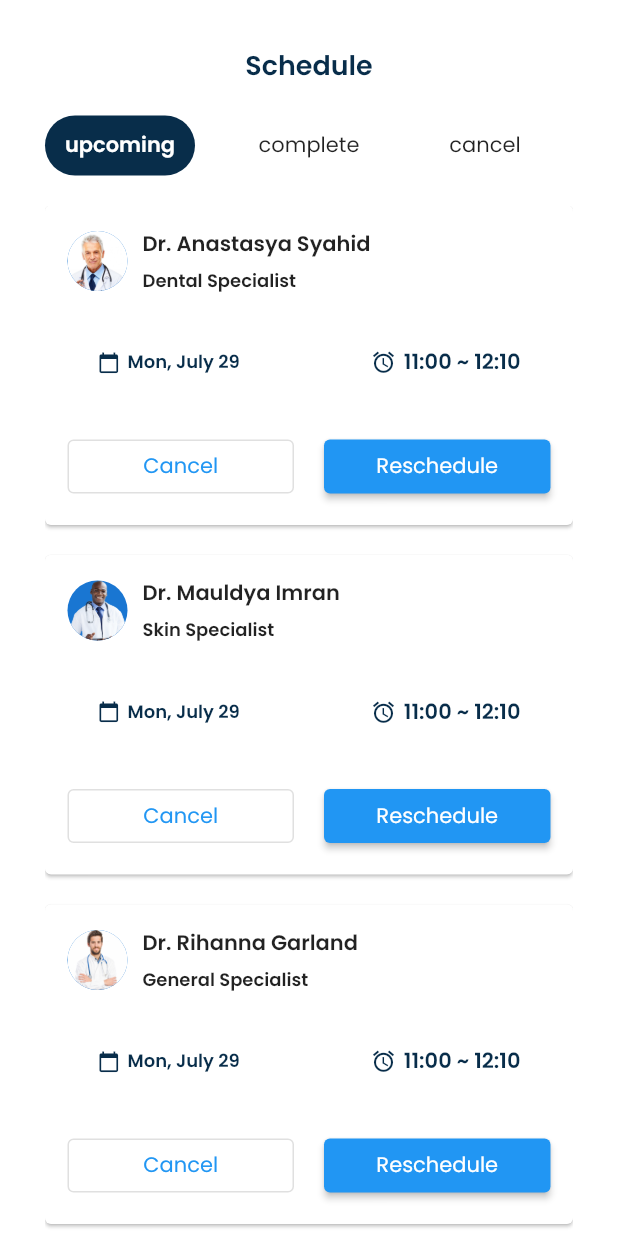
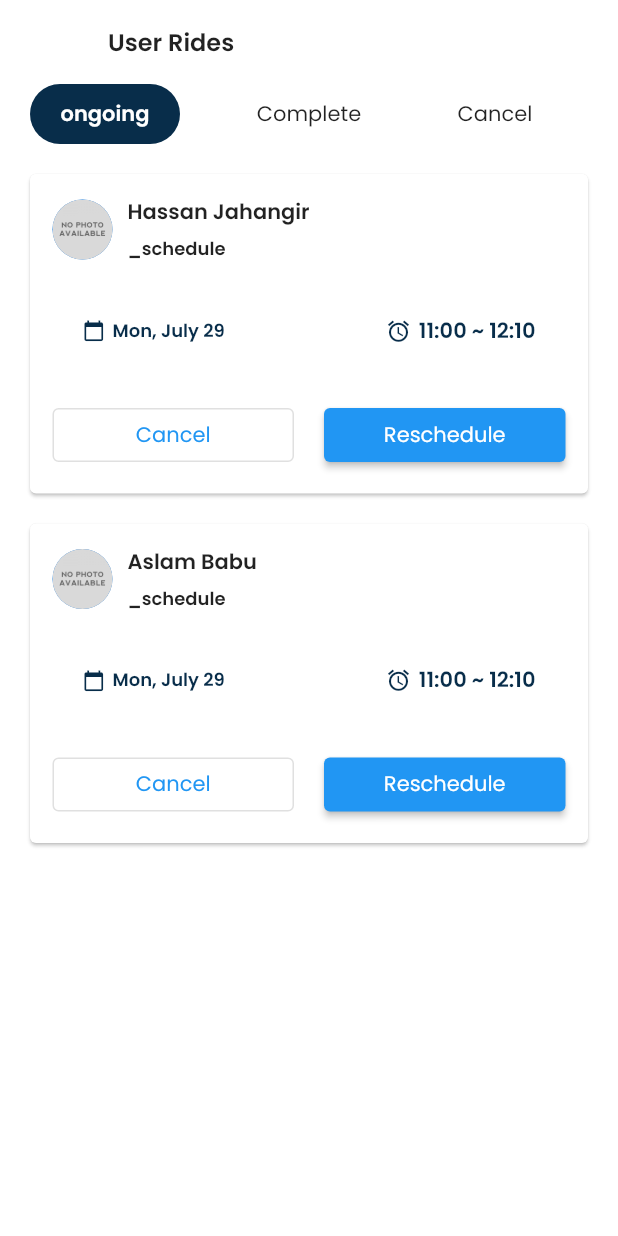
Before and after one commit to asheersaeed720/car_pooling_app, a Flutter app: the UserRiderScreen screen opened directly, on a phone screen of 412 x 824 dp. Run offline on Flutter 3.47's test engine with Material 2 defaults, Android fonts, the phone set to English and light mode, and no system bars; our stand-ins replace bubble, cached_network_image, connectivity_plus, datetime_picker_formfield, fluttertoast, get and 3 more; missing offline and left inert: async_button_builder, google_maps_place_picker; accounts and stored records are empty; network calls fail.

```diff
--- a/lib/src/auth/auth_controller.dart
+++ b/lib/src/auth/auth_controller.dart
@@ -2,8 +2,8 @@ import 'dart:developer';
 
 import 'package:car_pooling_app/src/auth/auth_service.dart';
 import 'package:car_pooling_app/src/auth/models/gender.dart';
-import 'package:car_pooling_app/src/auth/views/login_screen.dart';
 import 'package:car_pooling_app/src/network_manager.dart';
+import 'package:car_pooling_app/src/tab_screen.dart';
 import 'package:car_pooling_app/utils/custom_snack_bar.dart';
 import 'package:car_pooling_app/utils/display_toast_message.dart';
 import 'package:flutter/material.dart';
@@ -61,7 +61,7 @@ class AuthController extends NetworkManager {
             rememberEmail = _getStorage.read('email');
           }
           update();
-          Get.offAllNamed(LogInScreen.routeName);
+          Get.offAllNamed(TabScreen.routeName);
         } else if (response.statusCode == 404) {
           displayToastMessage('Invalid Credentials');
         } else {
@@ -107,7 +107,7 @@ class AuthController extends NetworkManager {
           );
           currentUserData = getCurrentUser();
           update();
-          Get.offAllNamed(LogInScreen.routeName);
+          Get.offAllNamed(TabScreen.routeName);
         } else if (response.statusCode == 404) {
           displayToastMessage('Invalid Credentials');
         } else {
--- a/lib/src/chat/views/chat_screen.dart
+++ b/lib/src/chat/views/chat_screen.dart
@@ -11,7 +11,7 @@ class ChatScreen extends StatelessWidget {
   Widget build(BuildContext context) {
     return Scaffold(
       appBar: AppBar(
-        title: const Text('Chat'),
+        title: const Text('My Chat'),
       ),
       body: ListView(
         children: [
@@ -29,6 +29,7 @@ class ChatScreen extends StatelessWidget {
               ),
             ),
             title: const Text('Zain'),
+            subtitle: const Text('Last message will be show here..'),
           ),
           const Divider(
             indent: 10.0,
@@ -45,6 +46,7 @@ class ChatScreen extends StatelessWidget {
               ),
             ),
             title: const Text('Hassan'),
+            subtitle: const Text('Last message will be show here..'),
           ),
           const Divider(
             indent: 10.0,
@@ -61,6 +63,7 @@ class ChatScreen extends StatelessWidget {
               ),
             ),
             title: const Text('Ash'),
+            subtitle: const Text('Last message will be show here..'),
           ),
         ],
       ),
--- /dev/null
+++ b/lib/src/ride/models/ride_model.dart
@@ -0,0 +1,27 @@
+import 'package:car_pooling_app/src/ride/views/user_ride_screen.dart';
+
+class RideModel {
+  final String pickUpTime;
+  final String dropOffTime;
+  final String pickUpCity;
+  final String dropOffCity;
+  final String riderName;
+  final String profilePic;
+  final double rating;
+  final String price;
+  final String availableSlots;
+  final UserStatusFilter status;
+
+  RideModel({
+    required this.pickUpTime,
+    required this.dropOffTime,
+    required this.pickUpCity,
+    required this.dropOffCity,
+    required this.riderName,
+    required this.profilePic,
+    required this.rating,
+    required this.price,
+    required this.availableSlots,
+    required this.status,
+  });
+}
--- a/lib/src/ride/views/user_ride_screen.dart
+++ b/lib/src/ride/views/user_ride_screen.dart
@@ -1,3 +1,4 @@
+import 'package:car_pooling_app/src/ride/models/ride_model.dart';
 import 'package:car_pooling_app/utils/constants.dart';
 import 'package:flutter/material.dart';
 
@@ -8,83 +9,81 @@ class UserRiderScreen extends StatefulWidget {
   State<UserRiderScreen> createState() => _UserRiderScreenState();
 }
 
-enum FilterStatus { upcoming, complete, cancel }
+enum UserStatusFilter { ongoing, complete, cancel }
 
-List<Map> schedules = [
-  {
-    'img': 'assets/images/doctor01.jpeg',
-    'doctorName': 'Dr. Anastasya Syahid',
-    'doctorTitle': 'Dental Specialist',
-    'reservedDate': 'Monday, Aug 29',
-    'reservedTime': '11:00 - 12:00',
-    'status': FilterStatus.upcoming
-  },
-  {
-    'img': 'assets/images/doctor02.png',
-    'doctorName': 'Dr. Mauldya Imran',
-    'doctorTitle': 'Skin Specialist',
-    'reservedDate': 'Monday, Sep 29',
-    'reservedTime': '11:00 - 12:00',
-    'status': FilterStatus.upcoming
-  },
-  {
-    'img': 'assets/images/doctor03.jpeg',
-    'doctorName': 'Dr. Rihanna Garland',
-    'doctorTitle': 'General Specialist',
-    'reservedDate': 'Monday, Jul 29',
-    'reservedTime': '11:00 - 12:00',
-    'status': FilterStatus.upcoming
-  },
-  {
-    'img': 'assets/images/doctor04.jpeg',
-    'doctorName': 'Dr. John Doe',
-    'doctorTitle': 'Something Specialist',
-    'reservedDate': 'Monday, Jul 29',
-    'reservedTime': '11:00 - 12:00',
-    'status': FilterStatus.complete
-  },
-  {
-    'img': 'assets/images/doctor05.jpeg',
-    'doctorName': 'Dr. Sam Smithh',
-    'doctorTitle': 'Other Specialist',
-    'reservedDate': 'Monday, Jul 29',
-    'reservedTime': '11:00 - 12:00',
-    'status': FilterStatus.cancel
-  },
-  {
-    'img': 'assets/images/doctor05.jpeg',
-    'doctorName': 'Dr. Sam Smithh',
-    'doctorTitle': 'Other Specialist',
-    'reservedDate': 'Monday, Jul 29',
-    'reservedTime': '11:00 - 12:00',
-    'status': FilterStatus.cancel
-  },
+List<RideModel> _userRideDataList = [
+  RideModel(
+    pickUpTime: '16:40',
+    dropOffTime: '19:10',
+    pickUpCity: 'Karachi',
+    dropOffCity: 'Islamabad',
+    riderName: 'Hassan Jahangir',
+    profilePic: 'assets/images/no_img_available.jpg',
+    rating: 4.0,
+    price: '700',
+    availableSlots: '2',
+    status: UserStatusFilter.ongoing,
+  ),
+  RideModel(
+    pickUpTime: '23:00',
+    dropOffTime: '19:10',
+    pickUpCity: 'Hyderabad',
+    dropOffCity: 'Lahore',
+    riderName: 'Aslam Babu',
+    profilePic: 'assets/images/no_img_available.jpg',
+    rating: 3.0,
+    price: '600',
+    availableSlots: '2',
+    status: UserStatusFilter.ongoing,
+  ),
+  RideModel(
+    pickUpTime: '15:00',
+    dropOffTime: '21:30',
+    pickUpCity: 'Karachi',
+    dropOffCity: 'Abbottabad',
+    riderName: 'Jameel Khan',
+    profilePic: 'assets/images/no_img_available.jpg',
+    rating: 4.5,
+    price: '1200',
+    availableSlots: '1',
+    status: UserStatusFilter.complete,
+  ),
+  RideModel(
+    pickUpTime: '13:50',
+    dropOffTime: '17:10',
+    pickUpCity: 'Rawalpindi',
+    dropOffCity: 'Islamabad',
+    riderName: 'Zain Chugtai',
+    profilePic: 'assets/images/person.jpeg',
+    rating: 5.0,
+    price: '500',
+    availableSlots: '1',
+    status: UserStatusFilter.cancel,
+  ),
 ];
 
 class _UserRiderScreenState extends State<UserRiderScreen> {
-  FilterStatus status = FilterStatus.upcoming;
+  UserStatusFilter status = UserStatusFilter.ongoing;
   Alignment _alignment = Alignment.centerLeft;
 
   @override
   Widget build(BuildContext context) {
-    List<Map> filteredSchedules = schedules.where((var schedule) {
-      return schedule['status'] == status;
-    }).toList();
+    // List<Map> filteredSchedules = schedules.where((var schedule) {
+    //   return schedule['status'] == status;
+    // }).toList();
+
+    List<RideModel> filteredRides =
+        _userRideDataList.where((var ride) => ride.status == status).toList();
 
     return Scaffold(
+      appBar: AppBar(
+        title: const Text('User Rides'),
+      ),
       body: Padding(
-        padding: const EdgeInsets.only(left: 30, top: 30, right: 30),
+        padding: const EdgeInsets.symmetric(horizontal: 20.0),
         child: Column(
           crossAxisAlignment: CrossAxisAlignment.stretch,
           children: [
-            Text(
-              'Schedule',
-              textAlign: TextAlign.center,
-              style: kTitleStyle,
-            ),
-            SizedBox(
-              height: 20,
-            ),
             Stack(
               children: [
                 Container(
@@ -96,27 +95,26 @@ class _UserRiderScreenState extends State<UserRiderScreen> {
                   child: Row(
                     mainAxisAlignment: MainAxisAlignment.spaceBetween,
                     children: [
-                      for (FilterStatus filterStatus in FilterStatus.values)
+                      for (UserStatusFilter filterStatus in UserStatusFilter.values)
                         Expanded(
                           child: GestureDetector(
                             onTap: () {
                               setState(() {
-                                if (filterStatus == FilterStatus.upcoming) {
-                                  status = FilterStatus.upcoming;
+                                if (filterStatus == UserStatusFilter.ongoing) {
+                                  status = UserStatusFilter.ongoing;
                                   _alignment = Alignment.centerLeft;
-                                } else if (filterStatus == FilterStatus.complete) {
-                                  status = FilterStatus.complete;
+                                } else if (filterStatus == UserStatusFilter.complete) {
+                                  status = UserStatusFilter.complete;
                                   _alignment = Alignment.center;
-                                } else if (filterStatus == FilterStatus.cancel) {
-                                  status = FilterStatus.cancel;
+                                } else if (filterStatus == UserStatusFilter.cancel) {
+                                  status = UserStatusFilter.cancel;
                                   _alignment = Alignment.centerRight;
                                 }
                               });
                             },
                             child: Center(
                               child: Text(
-                                filterStatus.name,
-                                // style: kFilterStyle,
+                                filterStatus.name.capitalize(),
                               ),
                             ),
                           ),
@@ -125,7 +123,7 @@ class _UserRiderScreenState extends State<UserRiderScreen> {
                   ),
                 ),
                 AnimatedAlign(
-                  duration: Duration(milliseconds: 200),
+                  duration: const Duration(milliseconds: 200),
                   alignment: _alignment,
                   child: Container(
                     width: 100,
@@ -137,7 +135,7 @@ class _UserRiderScreenState extends State<UserRiderScreen> {
                     child: Center(
                       child: Text(
                         status.name,
-                        style: TextStyle(
+                        style: const TextStyle(
                           color: Colors.white,
                           fontWeight: FontWeight.bold,
                         ),
@@ -147,44 +145,44 @@ class _UserRiderScreenState extends State<UserRiderScreen> {
                 )
               ],
             ),
-            SizedBox(
+            const SizedBox(
               height: 20,
             ),
             Expanded(
               child: ListView.builder(
-                itemCount: filteredSchedules.length,
+                itemCount: filteredRides.length,
                 itemBuilder: (context, index) {
-                  var _schedule = filteredSchedules[index];
-                  bool isLastElement = filteredSchedules.length + 1 == index;
+                  var _ride = filteredRides[index];
+                  bool isLastElement = filteredRides.length + 1 == index;
                   return Card(
-                    margin: !isLastElement ? EdgeInsets.only(bottom: 20) : EdgeInsets.zero,
+                    margin: !isLastElement ? const EdgeInsets.only(bottom: 20) : EdgeInsets.zero,
                     child: Padding(
-                      padding: EdgeInsets.all(15),
+                      padding: const EdgeInsets.all(15),
                       child: Column(
                         crossAxisAlignment: CrossAxisAlignment.stretch,
                         children: [
                           Row(
                             children: [
                               CircleAvatar(
-                                backgroundImage: AssetImage(_schedule['img']),
+                                backgroundImage: AssetImage(_ride.profilePic),
                               ),
-                              SizedBox(
+                              const SizedBox(
                                 width: 10,
                               ),
                               Column(
                                 crossAxisAlignment: CrossAxisAlignment.start,
                                 children: [
                                   Text(
-                                    _schedule['doctorName'],
-                                    style: TextStyle(
+                                    _ride.riderName,
+                                    style: const TextStyle(
                                       fontWeight: FontWeight.w700,
                                     ),
                                   ),
-                                  SizedBox(
+                                  const SizedBox(
                                     height: 5,
                                   ),
-                                  Text(
-                                    _schedule['doctorTitle'],
+                                  const Text(
+                                    '_schedule',
                                     style: TextStyle(
                                       fontSize: 12,
                                       fontWeight: FontWeight.w600,
@@ -194,11 +192,11 @@ class _UserRiderScreenState extends State<UserRiderScreen> {
                               ),
                             ],
                           ),
-                          SizedBox(
+                          const SizedBox(
                             height: 15,
                           ),
-                          DateTimeCard(),
-                          SizedBox(
+                          const DateTimeCard(),
+                          const SizedBox(
                             height: 15,
                           ),
                           Row(
@@ -206,16 +204,16 @@ class _UserRiderScreenState extends State<UserRiderScreen> {
                             children: [
                               Expanded(
                                 child: OutlinedButton(
-                                  child: Text('Cancel'),
+                                  child: const Text('Cancel'),
                                   onPressed: () {},
                                 ),
                               ),
-                              SizedBox(
+                              const SizedBox(
                                 width: 20,
                               ),
                               Expanded(
                                 child: ElevatedButton(
-                                  child: Text('Reschedule'),
+                                  child: const Text('Reschedule'),
                                   onPressed: () => {},
                                 ),
                               )
--- a/lib/src/tab_screen.dart
+++ b/lib/src/tab_screen.dart
@@ -1,3 +1,4 @@
+import 'package:car_pooling_app/src/account/account_screen.dart';
 import 'package:car_pooling_app/src/ride/views/add_ride_screen.dart';
 import 'package:car_pooling_app/src/ride/views/user_ride_screen.dart';
 import 'package:car_pooling_app/utils/constants.dart';
@@ -19,7 +20,7 @@ class TabScreen extends StatelessWidget {
       const AddRideScreen(),
       const UserRiderScreen(),
       const ChatScreen(),
-      const Text('Index 3: Settings'),
+      AccountScreen(),
     ];
 
     return DefaultTabController(
--- a/lib/utils/api.dart
+++ b/lib/utils/api.dart
@@ -1,2 +1,4 @@
 const String apiURL = 'https://softocarpool.softologics.com/API';
 const String imgURL = 'https://softocarpool.softologics.com/assets/uploads';
+
+const String googleApiKey = 'AIzaSyDf44D8ld6rYQTHUFNIsxy_CGVWKBkM6_I';
--- a/lib/utils/constants.dart
+++ b/lib/utils/constants.dart
@@ -12,3 +12,9 @@ TextStyle kTitleStyle = const TextStyle(
   fontWeight: FontWeight.bold,
   fontSize: 18.0,
 );
+
+extension StringExtension on String {
+  String capitalize() {
+    return "${this[0].toUpperCase()}${substring(1).toLowerCase()}";
+  }
+}
--- a/lib/utils/routes.dart
+++ b/lib/utils/routes.dart
@@ -2,6 +2,7 @@ import 'package:car_pooling_app/src/auth/views/forgot_password_screen.dart';
 import 'package:car_pooling_app/src/auth/views/login_screen.dart';
 import 'package:car_pooling_app/src/auth/views/signup_screen.dart';
 import 'package:car_pooling_app/src/chat/views/chat_detail_screen.dart';
+import 'package:car_pooling_app/src/place_picker/google_place_picker_screen.dart';
 import 'package:car_pooling_app/src/tab_screen.dart';
 import 'package:get/get.dart';
 
@@ -26,4 +27,8 @@ final List<GetPage<dynamic>> routes = [
     name: ChatDetailScreen.routeName,
     page: () => const ChatDetailScreen(),
   ),
+  GetPage(
+    name: GooglePlacePickerScreen.routeName,
+    page: () => const GooglePlacePickerScreen(),
+  ),
 ];
--- a/pubspec.yaml
+++ b/pubspec.yaml
@@ -36,7 +36,6 @@ dependencies:
   line_icons: ^2.0.1
   get_storage: ^2.0.3
   fluttertoast: ^8.0.8
-  flutter_login: ^3.1.0
   carousel_slider: ^4.0.0
   dropdown_search: ^2.0.1
   intl_phone_field: ^3.0.1
@@ -47,6 +46,7 @@ dependencies:
   font_awesome_flutter: ^9.2.0
   async_button_builder: ^2.1.4
   datetime_picker_formfield: ^2.0.0
+  google_maps_place_picker: ^2.1.0-nullsafety.3
 
   # The following adds the Cupertino Icons font to your application.
   # Use with the CupertinoIcons class for iOS style icons.
```
Also changed, not shown: lib/src/account/account_screen.dart (added, +224 -0 lines), lib/src/place_picker/google_place_picker_screen.dart (added, +26 -0 lines), lib/src/search/search_screen.dart (+18 -6 lines), pubspec.lock, 5 other files.
